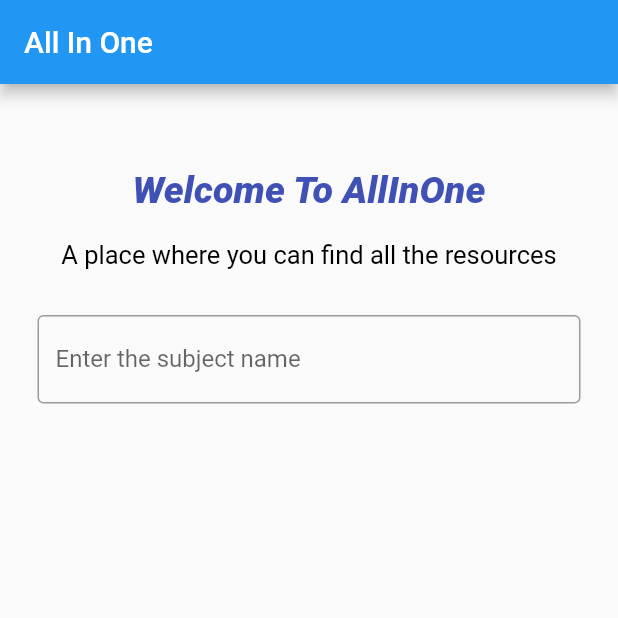
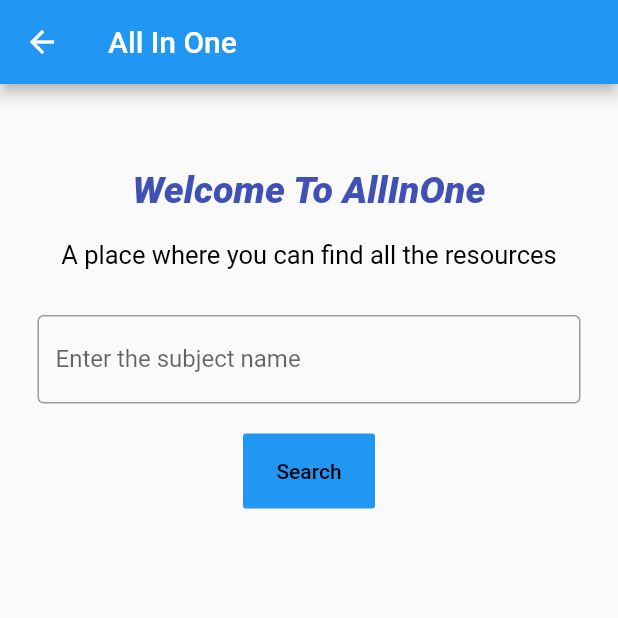
Before and after one commit to adithyapintu/allinone, a Flutter app: the screen it shows after launch, on a phone screen of 412 x 824 dp, the top half of it. Run offline on Flutter 3.47's test engine with Material 2 defaults, Android fonts, the phone set to English and light mode, and no system bars.

```diff
--- a/lib/Home/HomePage.dart
+++ b/lib/Home/HomePage.dart
@@ -1,18 +1,32 @@
 import 'package:flutter/material.dart';
 
-class HomePage extends StatelessWidget {
+class HomePage extends StatefulWidget {
   const HomePage({Key? key}) : super(key: key);
 
   @override
+  State<HomePage> createState() => _HomePageState();
+}
+
+class _HomePageState extends State<HomePage> {
+
+  final myTextController = TextEditingController();
+
+  @override
   Widget build(BuildContext context) {
+
+    void searchItem(){
+      String name = myTextController.text;
+      print(name);
+    }
+
     return Scaffold(
         appBar: AppBar(
           title: const Text("All In One"),
         ),
         body : Column(
           crossAxisAlignment: CrossAxisAlignment.stretch,
-        children: const <Widget>[
-          Text("Welcome To AllInOne",
+          children: <Widget>[
+            const Text("Welcome To AllInOne",
               textAlign: TextAlign.center,
               style: TextStyle(
                 height: 4.0,
@@ -22,25 +36,40 @@ class HomePage extends StatelessWidget {
                 fontStyle: FontStyle.italic,
               ),
             ),
-          SizedBox(height: 4.0,),
-          Text("A place where you can find all the resources",
+            const SizedBox(height: 4.0,),
+            const Text("A place where you can find all the resources",
               textAlign: TextAlign.center,
               style: TextStyle(
                 color: Colors.black,
                 fontSize: 17.0,
               ),
             ),
-          SizedBox(height: 30.0,),
+            const SizedBox(height: 30.0,),
             Padding(
-            padding: EdgeInsets.symmetric(horizontal: 25.0),
+              padding: const EdgeInsets.symmetric(horizontal: 25.0),
               child: TextField(
-              obscureText: true,
+                controller: myTextController,
                 cursorWidth: 1.0,
                 cursorHeight: 25.0,
-              decoration: InputDecoration(
+                decoration: const InputDecoration(
                   border: OutlineInputBorder(),
                   labelText: 'Enter the subject name',
                 ),
+              ),
+            ),
+            const SizedBox(height: 20.0,),
+            Center(
+              child: FlatButton(
+                  color: Colors.blue,
+                  height: 50.0,
+                  child: const Text("Search",
+                    style: TextStyle(
+                        color: Colors.black
+                    ),
+                  ),
+                  onPressed: () {
+                    searchItem();
+                  }
               ),
             )
           ],
--- a/lib/Loading/LoadingPage.dart
+++ b/lib/Loading/LoadingPage.dart
@@ -10,17 +10,16 @@ class LoadingPage extends StatefulWidget {
 }
 
 class _LoadingPageState extends State<LoadingPage> {
-  late Widget isLogged;
 
   void checkLogged(){
-    bool logged = true;
-    if(logged){
-      isLogged = const HomePage();
+    if(true){
+      Navigator.pushReplacementNamed(context, "/HomePage");
     }
     else{
-      isLogged = const LoginPage();
+      Navigator.pushReplacementNamed(context, "/LoginPage");
     }
   }
+
 
   @override
   void initState(){
@@ -30,6 +29,8 @@ class _LoadingPageState extends State<LoadingPage> {
 
   @override
   Widget build(BuildContext context) {
-    return isLogged;
+    return Container(
+      child: Text("Loading"),
+    );
   }
 }
--- a/lib/main.dart
+++ b/lib/main.dart
@@ -1,3 +1,4 @@
+import 'package:allinone/route_manager.dart';
 import 'package:flutter/material.dart';
 import 'Loading/LoadingPage.dart';
 
@@ -10,9 +11,10 @@ class MyApp extends StatelessWidget {
 
   @override
   Widget build(BuildContext context) {
-    return MaterialApp(
+    return const MaterialApp(
       debugShowCheckedModeBanner: false,
-      home: LoadingPage(),
+      onGenerateRoute: RouteGenerator.getRoute,
+      initialRoute: "/loading",
     );
   }
 }
--- /dev/null
+++ b/lib/route_manager.dart
@@ -0,0 +1,27 @@
+import 'package:allinone/Home/HomePage.dart';
+import 'package:allinone/Loading/LoadingPage.dart';
+import 'package:allinone/Login/LoginPage.dart';
+import 'package:flutter/material.dart';
+
+class RouteGenerator{
+  static Route<dynamic> getRoute(RouteSettings routeSettings){
+    switch(routeSettings.name){
+      case "/loading":
+        return MaterialPageRoute(builder: (_) =>  const LoadingPage());
+      case "/HomePage":
+        return MaterialPageRoute(builder: (_) =>  HomePage());
+      case "/LoginPage":
+        return MaterialPageRoute(builder: (_) =>  const LoginPage());
+      default :
+        return unDefinedRoute();
+    }
+  }
+
+  static Route<dynamic> unDefinedRoute(){
+    return MaterialPageRoute(builder: (_) =>
+        Scaffold(
+          appBar: AppBar(title: const Text("No Route Found"),),
+          body: const Center(child: Text("No Route Found"),),
+        ));
+  }
+}
```
Lines whose indentation alone changed are shown as unchanged.
